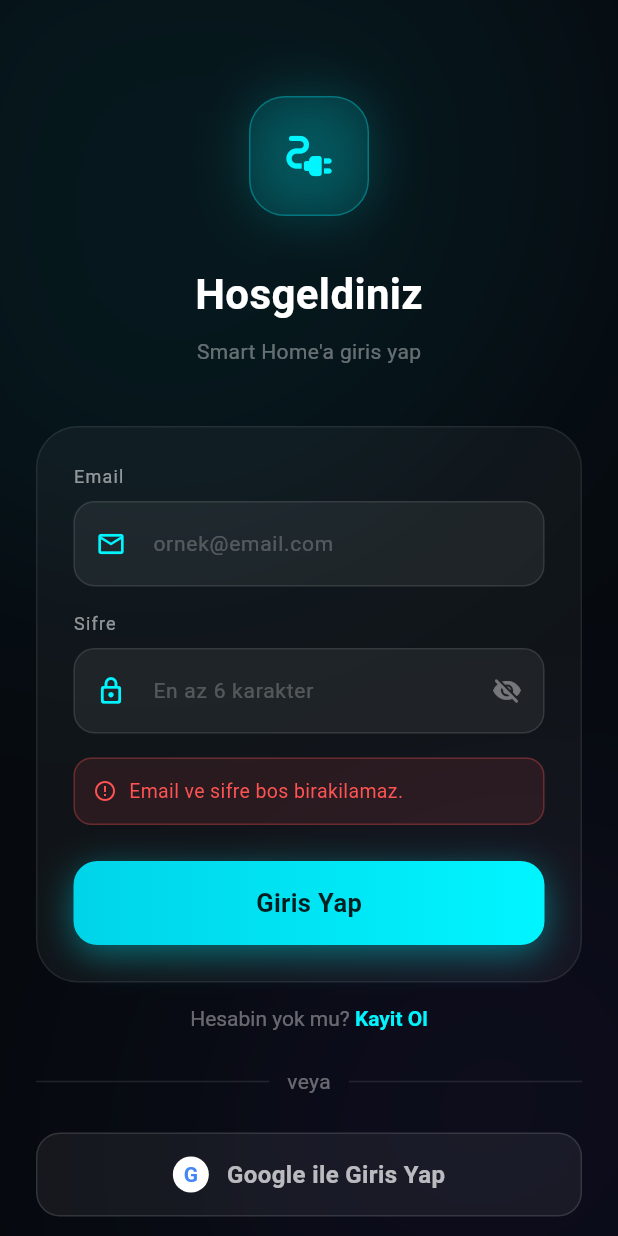
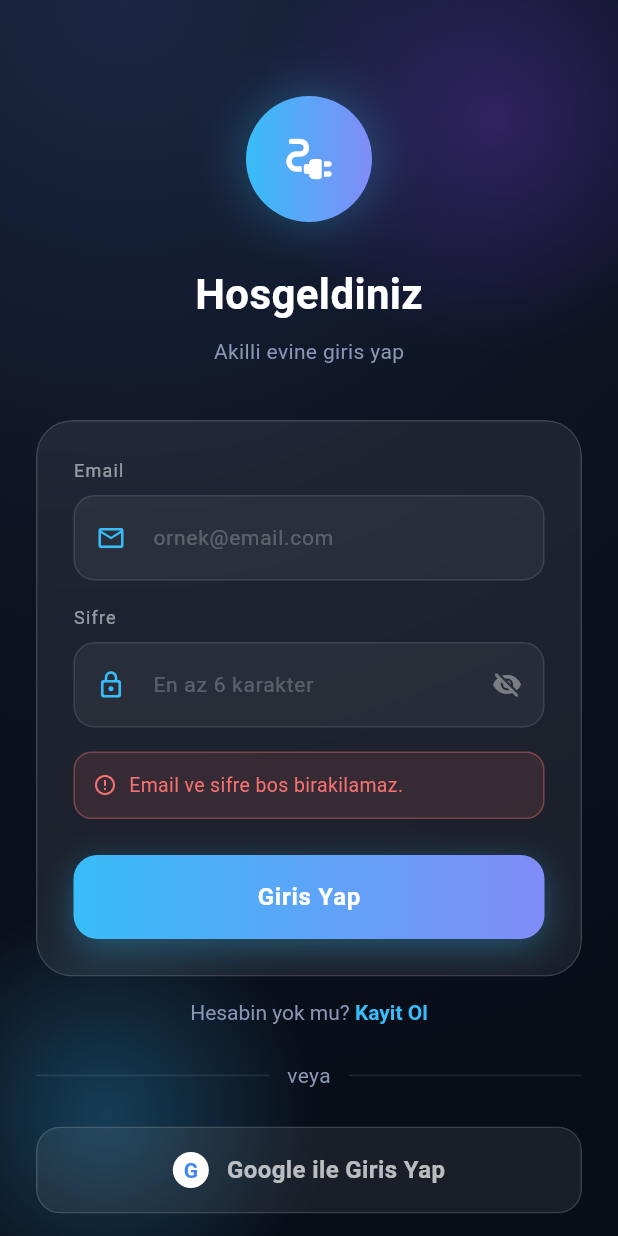
Before and after one commit to BuroNazo/iot_app, a Flutter app: the screen it shows after launch, after a tap on "Giris Yap", on a phone screen of 412 x 824 dp. Run offline on Flutter 3.47's test engine with Material 3 defaults, Android fonts, the phone set to English and light mode, and no system bars; our stand-ins replace firebase_auth, firebase_core, firebase_database, google_sign_in, permission_handler; missing offline and left inert: network_info_plus, wifi_scan; accounts and stored records are empty.

Commit message:
feat: login ekrani Aurora Glass tasarimina tasindi

```diff
--- a/lib/screens/login_screen.dart
+++ b/lib/screens/login_screen.dart
@@ -1,5 +1,9 @@
 import 'package:flutter/material.dart';
 import '../services/auth_service.dart';
+import '../theme/app_theme.dart';
+import '../widgets/aurora_background.dart';
+import '../widgets/glass_card.dart';
+import '../widgets/gradient_button.dart';
 
 class LoginScreen extends StatefulWidget {
   const LoginScreen({super.key});
@@ -21,9 +25,6 @@ class _LoginScreenState extends State<LoginScreen>
   late AnimationController _animController;
   late Animation<double> _fadeAnimation;
 
-  static const Color _neonCyan = Color(0xFF00F5FF);
-  static const Color _darkBg = Color(0xFF060A0F);
-
   @override
   void initState() {
     super.initState();
@@ -31,10 +32,8 @@ class _LoginScreenState extends State<LoginScreen>
       vsync: this,
       duration: const Duration(milliseconds: 800),
     );
-    _fadeAnimation = CurvedAnimation(
-      parent: _animController,
-      curve: Curves.easeIn,
-    );
+    _fadeAnimation =
+        CurvedAnimation(parent: _animController, curve: Curves.easeIn);
     _animController.forward();
   }
 
@@ -48,31 +47,22 @@ class _LoginScreenState extends State<LoginScreen>
 
   Future<void> _handleEmailAuth() async {
     if (_emailController.text.isEmpty || _passwordController.text.isEmpty) {
-      setState(() => _errorMessage = "Email ve sifre bos birakilamaz.");
+      setState(() => _errorMessage = 'Email ve sifre bos birakilamaz.');
       return;
     }
-
     setState(() {
       _isLoading = true;
       _errorMessage = null;
     });
 
-    String? error;
-    if (_isRegister) {
-      error = await _authService.register(
-        _emailController.text.trim(),
-        _passwordController.text,
-      );
-    } else {
-      error = await _authService.signInWithEmail(
-        _emailController.text.trim(),
-        _passwordController.text,
-      );
-    }
+    final error = _isRegister
+        ? await _authService.register(
+            _emailController.text.trim(), _passwordController.text)
+        : await _authService.signInWithEmail(
+            _emailController.text.trim(), _passwordController.text);
 
     if (!mounted) return;
     setState(() => _isLoading = false);
-
     if (error != null) {
       setState(() => _errorMessage = error);
     } else {
@@ -85,12 +75,9 @@ class _LoginScreenState extends State<LoginScreen>
       _isLoading = true;
       _errorMessage = null;
     });
-
     final error = await _authService.signInWithGoogle();
-
     if (!mounted) return;
     setState(() => _isLoading = false);
-
     if (error != null) {
       setState(() => _errorMessage = error);
     } else {
@@ -101,159 +88,102 @@ class _LoginScreenState extends State<LoginScreen>
   @override
   Widget build(BuildContext context) {
     return Scaffold(
-      backgroundColor: _darkBg,
-      body: Stack(
-        children: [
-          // Arka plan glow
-          Positioned(
-            top: -100,
-            left: -100,
-            child: Container(
-              width: 400,
-              height: 400,
-              decoration: BoxDecoration(
-                shape: BoxShape.circle,
-                boxShadow: [
-                  BoxShadow(
-                    color: _neonCyan.withOpacity(0.06),
-                    blurRadius: 150,
-                    spreadRadius: 80,
-                  ),
-                ],
-              ),
-            ),
-          ),
-          Positioned(
-            bottom: -100,
-            right: -100,
-            child: Container(
-              width: 300,
-              height: 300,
-              decoration: BoxDecoration(
-                shape: BoxShape.circle,
-                boxShadow: [
-                  BoxShadow(
-                    color: const Color(0xFF7C3AED).withOpacity(0.06),
-                    blurRadius: 150,
-                    spreadRadius: 80,
-                  ),
-                ],
-              ),
-            ),
-          ),
-
-          SafeArea(
+      backgroundColor: AppTheme.bgBottom,
+      body: AuroraBackground(
+        child: SafeArea(
           child: FadeTransition(
             opacity: _fadeAnimation,
             child: SingleChildScrollView(
               padding: const EdgeInsets.all(24),
               child: Column(
-                  crossAxisAlignment: CrossAxisAlignment.start,
+                crossAxisAlignment: CrossAxisAlignment.stretch,
                 children: [
                   const SizedBox(height: 40),
-
-                    // Logo
                   Center(
                     child: Container(
-                        width: 80,
-                        height: 80,
+                      width: 84,
+                      height: 84,
                       decoration: BoxDecoration(
-                          color: _neonCyan.withOpacity(0.1),
-                          borderRadius: BorderRadius.circular(24),
-                          border: Border.all(color: _neonCyan.withOpacity(0.3)),
+                        gradient: AppTheme.accentGradient,
+                        shape: BoxShape.circle,
                         boxShadow: [
                           BoxShadow(
-                              color: _neonCyan.withOpacity(0.2),
+                            color:
+                                AppTheme.accentStart.withValues(alpha: 0.35),
                             blurRadius: 30,
                           ),
                         ],
                       ),
-                        child: const Icon(
-                          Icons.electrical_services_rounded,
-                          color: Color(0xFF00F5FF),
-                          size: 40,
+                      child: const Icon(Icons.electrical_services_rounded,
+                          color: Colors.white, size: 40),
                     ),
                   ),
-                    ),
-                    const SizedBox(height: 32),
-
-                    // Başlık
+                  const SizedBox(height: 28),
                   Center(
                     child: Text(
-                        _isRegister ? "Hesap Olustur" : "Hosgeldiniz",
+                      _isRegister ? 'Hesap Olustur' : 'Hosgeldiniz',
                       style: const TextStyle(
                           color: Colors.white,
                           fontSize: 28,
-                          fontWeight: FontWeight.bold,
-                        ),
+                          fontWeight: FontWeight.bold),
                     ),
                   ),
                   const SizedBox(height: 8),
                   Center(
                     child: Text(
                       _isRegister
-                            ? "Smart Home'a katil"
-                            : "Smart Home'a giris yap",
+                          ? 'Akilli evine katil'
+                          : 'Akilli evine giris yap',
                       style: const TextStyle(
-                            color: Colors.white38, fontSize: 14),
+                          color: AppTheme.textMuted, fontSize: 14),
                     ),
                   ),
-                    const SizedBox(height: 40),
-
-                    // Form
-                    Container(
+                  const SizedBox(height: 36),
+                  GlassCard(
                     padding: const EdgeInsets.all(24),
-                      decoration: BoxDecoration(
-                        color: Colors.white.withOpacity(0.04),
-                        borderRadius: BorderRadius.circular(28),
-                        border:
-                            Border.all(color: Colors.white.withOpacity(0.08)),
-                      ),
+                    borderRadius: 24,
                     child: Column(
                       children: [
-                          // Email
                         _GlassTextField(
                           controller: _emailController,
-                            label: "Email",
-                            hint: "ornek@email.com",
+                          label: 'Email',
+                          hint: 'ornek@email.com',
                           icon: Icons.email_outlined,
                           keyboardType: TextInputType.emailAddress,
                         ),
                         const SizedBox(height: 16),
-
-                          // Şifre
                         _GlassTextField(
                           controller: _passwordController,
-                            label: "Sifre",
-                            hint: "En az 6 karakter",
+                          label: 'Sifre',
+                          hint: 'En az 6 karakter',
                           icon: Icons.lock_outline_rounded,
                           isPassword: true,
                           obscureText: _obscurePassword,
                           onToggleObscure: () => setState(
                               () => _obscurePassword = !_obscurePassword),
                         ),
-
-                          // Hata mesajı
                         if (_errorMessage != null) ...[
                           const SizedBox(height: 16),
                           Container(
                             padding: const EdgeInsets.all(12),
                             decoration: BoxDecoration(
-                                color: Colors.redAccent.withOpacity(0.1),
+                              color:
+                                  AppTheme.offline.withValues(alpha: 0.12),
                               borderRadius: BorderRadius.circular(12),
                               border: Border.all(
-                                    color: Colors.redAccent.withOpacity(0.3)),
+                                  color: AppTheme.offline
+                                      .withValues(alpha: 0.35)),
                             ),
                             child: Row(
                               children: [
                                 const Icon(Icons.error_outline,
-                                      color: Colors.redAccent, size: 16),
+                                    color: AppTheme.offline, size: 16),
                                 const SizedBox(width: 8),
                                 Expanded(
                                   child: Text(
                                     _errorMessage!,
                                     style: const TextStyle(
-                                          color: Colors.redAccent,
+                                        color: AppTheme.offline,
                                         fontSize: 13),
                                   ),
                                 ),
@@ -261,62 +191,16 @@ class _LoginScreenState extends State<LoginScreen>
                             ),
                           ),
                         ],
-
                         const SizedBox(height: 24),
-
-                          // Giriş / Kayıt Butonu
-                          GestureDetector(
-                            onTap: _isLoading ? null : _handleEmailAuth,
-                            child: Container(
-                              height: 56,
-                              decoration: BoxDecoration(
-                                gradient: LinearGradient(
-                                  colors: _isLoading
-                                      ? [Colors.white12, Colors.white12]
-                                      : [
-                                          const Color(0xFF00D4E8),
-                                          const Color(0xFF00F5FF)
-                                        ],
-                                ),
-                                borderRadius: BorderRadius.circular(16),
-                                boxShadow: _isLoading
-                                    ? []
-                                    : [
-                                        BoxShadow(
-                                          color: _neonCyan.withOpacity(0.4),
-                                          blurRadius: 20,
-                                          offset: const Offset(0, 6),
-                                        ),
-                                      ],
-                              ),
-                              child: Center(
-                                child: _isLoading
-                                    ? const SizedBox(
-                                        width: 24,
-                                        height: 24,
-                                        child: CircularProgressIndicator(
-                                          color: Colors.white,
-                                          strokeWidth: 2,
-                                        ),
-                                      )
-                                    : Text(
-                                        _isRegister ? "Kayit Ol" : "Giris Yap",
-                                        style: const TextStyle(
-                                          color: Colors.black87,
-                                          fontWeight: FontWeight.bold,
-                                          fontSize: 17,
-                                        ),
-                                      ),
-                              ),
-                            ),
+                        GradientButton(
+                          label: _isRegister ? 'Kayit Ol' : 'Giris Yap',
+                          isLoading: _isLoading,
+                          onTap: _handleEmailAuth,
                         ),
                       ],
                     ),
                   ),
-
                   const SizedBox(height: 16),
-
-                    // Kayıt / Giriş geçiş
                   Center(
                     child: GestureDetector(
                       onTap: () => setState(() {
@@ -326,56 +210,46 @@ class _LoginScreenState extends State<LoginScreen>
                       child: RichText(
                         text: TextSpan(
                           style: const TextStyle(
-                                color: Colors.white38, fontSize: 14),
+                              color: AppTheme.textMuted, fontSize: 14),
                           children: [
                             TextSpan(
                                 text: _isRegister
-                                    ? "Zaten hesabin var mi? "
-                                    : "Hesabin yok mu? ",
-                              ),
+                                    ? 'Zaten hesabin var mi? '
+                                    : 'Hesabin yok mu? '),
                             TextSpan(
-                                text: _isRegister ? "Giris Yap" : "Kayit Ol",
+                              text: _isRegister ? 'Giris Yap' : 'Kayit Ol',
                               style: const TextStyle(
-                                  color: Color(0xFF00F5FF),
-                                  fontWeight: FontWeight.bold,
-                                ),
+                                  color: AppTheme.accentStart,
+                                  fontWeight: FontWeight.bold),
                             ),
                           ],
                         ),
                       ),
                     ),
                   ),
-
                   const SizedBox(height: 24),
-
-                    // Ayraç
                   Row(
                     children: [
                       Expanded(
-                            child: Divider(color: Colors.white.withOpacity(0.1))),
+                          child: Divider(
+                              color: Colors.white.withValues(alpha: 0.1))),
                       const Padding(
                         padding: EdgeInsets.symmetric(horizontal: 12),
-                          child: Text("veya",
-                              style: TextStyle(color: Colors.white38)),
+                        child: Text('veya',
+                            style: TextStyle(color: AppTheme.textMuted)),
                       ),
                       Expanded(
-                            child: Divider(color: Colors.white.withOpacity(0.1))),
+                          child: Divider(
+                              color: Colors.white.withValues(alpha: 0.1))),
                     ],
                   ),
-
                   const SizedBox(height: 24),
-
-                    // Google ile Giriş
-                    GestureDetector(
+                  GlassCard(
+                    padding: EdgeInsets.zero,
+                    borderRadius: 16,
                     onTap: _isLoading ? null : _handleGoogleSignIn,
-                      child: Container(
+                    child: SizedBox(
                       height: 56,
-                        decoration: BoxDecoration(
-                          color: Colors.white.withOpacity(0.06),
-                          borderRadius: BorderRadius.circular(16),
-                          border: Border.all(
-                              color: Colors.white.withOpacity(0.12)),
-                        ),
                       child: Row(
                         mainAxisAlignment: MainAxisAlignment.center,
                         children: [
@@ -383,29 +257,21 @@ class _LoginScreenState extends State<LoginScreen>
                             width: 24,
                             height: 24,
                             decoration: const BoxDecoration(
-                                shape: BoxShape.circle,
-                                color: Colors.white,
-                              ),
+                                shape: BoxShape.circle, color: Colors.white),
                             child: const Center(
-                                child: Text(
-                                  "G",
+                              child: Text('G',
                                   style: TextStyle(
                                       color: Color(0xFF4285F4),
                                       fontWeight: FontWeight.bold,
-                                    fontSize: 14,
-                                  ),
-                                ),
+                                      fontSize: 14)),
                             ),
                           ),
                           const SizedBox(width: 12),
-                            const Text(
-                              "Google ile Giris Yap",
+                          const Text('Google ile Giris Yap',
                               style: TextStyle(
                                   color: Colors.white70,
                                   fontWeight: FontWeight.w600,
-                                fontSize: 16,
-                              ),
-                            ),
+                                  fontSize: 16)),
                         ],
                       ),
                     ),
@@ -416,7 +282,6 @@ class _LoginScreenState extends State<LoginScreen>
             ),
           ),
         ),
-        ],
       ),
     );
   }
@@ -454,9 +319,9 @@ class _GlassTextField extends StatelessWidget {
         const SizedBox(height: 8),
         Container(
           decoration: BoxDecoration(
-            color: Colors.white.withOpacity(0.06),
+            color: AppTheme.glassFillSubtle,
             borderRadius: BorderRadius.circular(14),
-            border: Border.all(color: Colors.white.withOpacity(0.1)),
+            border: Border.all(color: Colors.white.withValues(alpha: 0.1)),
           ),
           child: TextField(
             controller: controller,
@@ -464,8 +329,7 @@ class _GlassTextField extends StatelessWidget {
             keyboardType: keyboardType,
             style: const TextStyle(color: Colors.white, fontSize: 15),
             decoration: InputDecoration(
-              prefixIcon:
-                  Icon(icon, color: const Color(0xFF00F5FF), size: 20),
+              prefixIcon: Icon(icon, color: AppTheme.accentStart, size: 20),
               suffixIcon: isPassword
                   ? IconButton(
                       onPressed: onToggleObscure,
@@ -479,11 +343,10 @@ class _GlassTextField extends StatelessWidget {
                     )
                   : null,
               hintText: hint,
-              hintStyle:
-                  const TextStyle(color: Colors.white24, fontSize: 14),
+              hintStyle: const TextStyle(color: Colors.white24, fontSize: 14),
               border: InputBorder.none,
-              contentPadding: const EdgeInsets.symmetric(
-                  horizontal: 16, vertical: 16),
+              contentPadding:
+                  const EdgeInsets.symmetric(horizontal: 16, vertical: 16),
             ),
           ),
         ),
```
Lines whose indentation alone changed are shown as unchanged.
